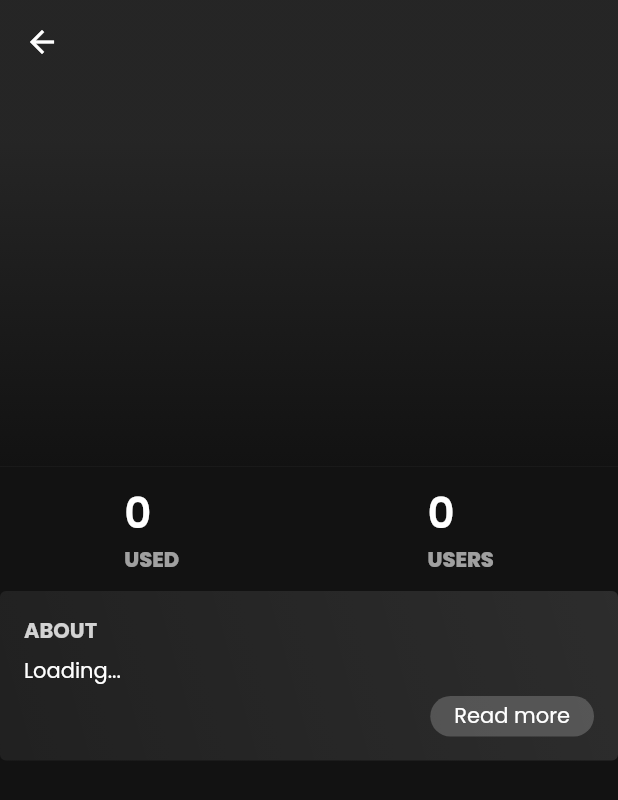
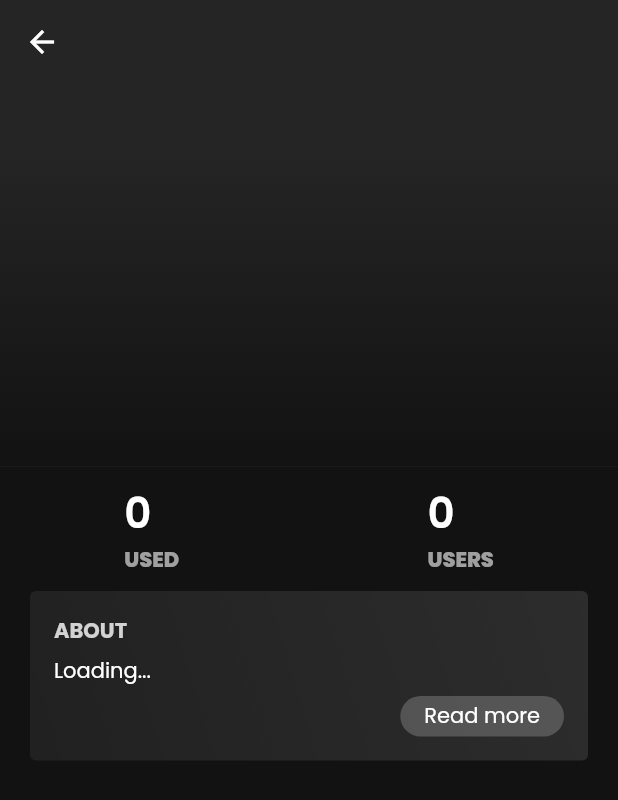
Before and after one commit to musicorum-app/mobile-deprecated, a Flutter app: the TagPage screen opened directly with empty values, on a phone screen of 412 x 824 dp. Shown: the top 800 px of the screen. Run offline on Flutter 3.47's test engine with Material 2 defaults, Android fonts, the phone set to English and light mode, and no system bars; our stand-ins replace flutter_secure_storage, jiffy, palette_generator, photo_view, tinycolor; missing offline and left inert: custom_navigator, esys_flutter_share, flutter_web_auth; accounts and stored records are empty; network calls fail.

Commit message:
Padding fix

```diff
--- a/lib/pages/tag_page.dart
+++ b/lib/pages/tag_page.dart
@@ -6,6 +6,7 @@ import 'package:musicorum/components/content_stat.dart';
 import 'package:musicorum/components/tags_fragment.dart';
 import 'package:musicorum/components/wiki_card.dart';
 import 'package:musicorum/constants/colors.dart';
+import 'package:musicorum/constants/common.dart';
 import 'package:musicorum/utils/common.dart';
 
 class TagPage extends StatefulWidget {
@@ -146,11 +147,18 @@ class TagPageState extends State<TagPage> {
                   ],
                 ),
                 SizedBox(height: 10,),
-                WikiCard(
-                  tag.wiki,
-                  title: 'About',
-                  subTitle: tag.name,
-                  predominantColor: predominantColor,
+                Container(
+                  padding: EdgeInsets.symmetric(horizontal: LIST_PADDING),
+                  child: Column(
+                    children: [
+                      WikiCard(
+                        tag.wiki,
+                        title: 'About',
+                        subTitle: tag.name,
+                        predominantColor: predominantColor,
+                      )
+                    ],
+                  ),
                 )
               ],
             ),
```
